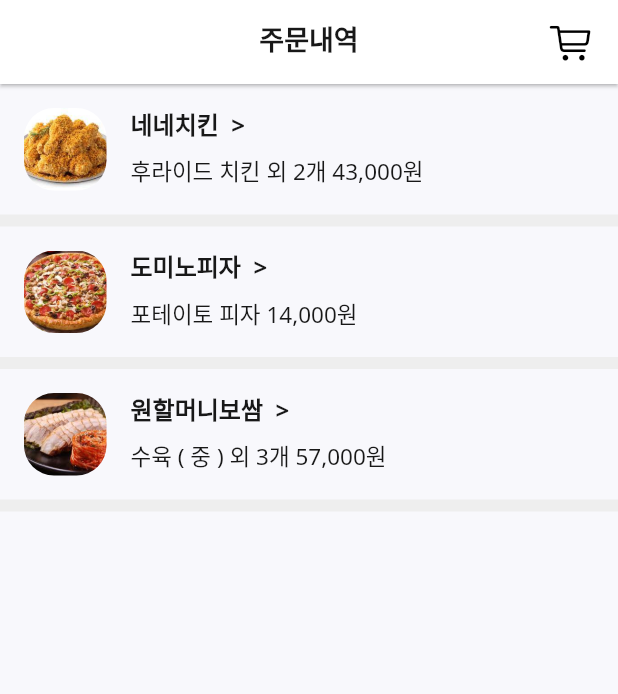
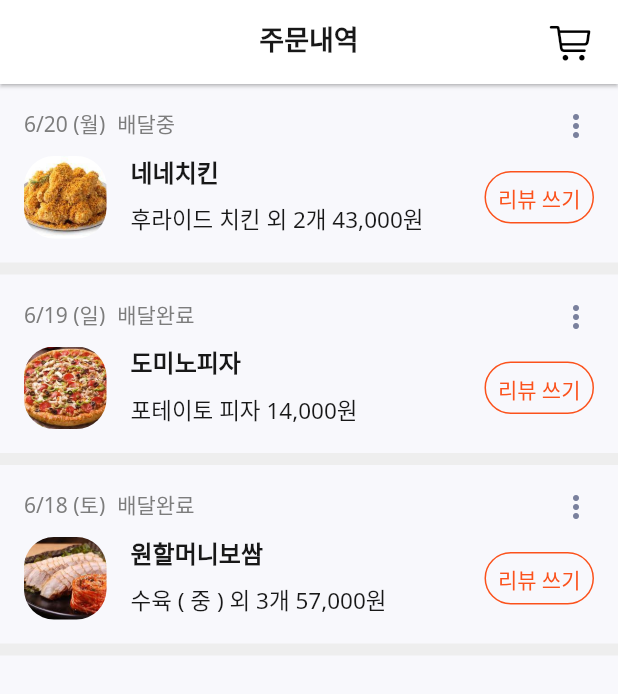
Before and after one commit to Sylar0012/final_project_beamin_app, a Flutter app: the OrderList screen opened directly, on a phone screen of 412 x 824 dp. Shown: the top 694 px of the screen. Run offline on Flutter 3.47's test engine with Material 2 defaults, Android fonts, the phone set to English and light mode, and no system bars; our stand-ins replace card_swiper, google_fonts.

Commit message:
order_list_page 수정
order_list_page 수정

```diff
--- /dev/null
+++ b/lib/view/pages/main/components/my_alert_dialog.dart
@@ -0,0 +1,65 @@
+import 'package:final_project_beamin_app/constants.dart';
+import 'package:final_project_beamin_app/theme.dart';
+
+import 'package:flutter/material.dart';
+import 'package:google_fonts/google_fonts.dart';
+
+class MyAlertDialog extends StatelessWidget {
+  const MyAlertDialog({Key? key}) : super(key: key);
+
+  @override
+  Widget build(BuildContext context) {
+    return IconButton(
+      padding: EdgeInsets.zero, // 패딩 설정
+      constraints: BoxConstraints(),
+      onPressed: () {
+        showDialog(
+            context: context,
+            barrierDismissible: true, // 바깥 영역 터치시 닫을지 여부
+            builder: (BuildContext context) {
+              return AlertDialog(
+                alignment: Alignment.bottomCenter,
+                insetPadding: EdgeInsets.zero, // 패딩 설정
+                actions: [
+                  Column(
+                    crossAxisAlignment: CrossAxisAlignment.stretch,
+                    children: [
+                      TextButton(
+                        child: Expanded(
+                          child: const Text(
+                            "가게보기",
+                            style: TextStyle(color: Colors.grey, fontSize: 16),
+                          ),
+                        ),
+                        onPressed: () {},
+                      ),
+                      TextButton(
+                        child: const Text(
+                          '주문내역 삭제',
+                          style: TextStyle(fontSize: 16, color: Colors.red),
+                        ),
+                        onPressed: () {},
+                      ),
+                      TextButton(
+                        child: const Text(
+                          '닫기',
+                          style: TextStyle(color: Colors.grey, fontSize: 16),
+                        ),
+                        onPressed: () {
+                          Navigator.of(context).pop();
+                        },
+                      ),
+                    ],
+                  ),
+                ],
+              );
+            });
+      },
+      icon: Icon(
+        Icons.more_vert_rounded,
+        size: 24,
+        color: kMenuIconColor,
+      ),
+    );
+  }
+}
--- a/lib/view/pages/main/order_list/order_list.dart
+++ b/lib/view/pages/main/order_list/order_list.dart
@@ -1,5 +1,7 @@
+import 'package:final_project_beamin_app/constants.dart';
 import 'package:final_project_beamin_app/size.dart';
 import 'package:final_project_beamin_app/theme.dart';
+import 'package:final_project_beamin_app/view/pages/main/components/my_alert_dialog.dart';
 import 'package:flutter/cupertino.dart';
 import 'package:flutter/material.dart';
 
@@ -12,9 +14,9 @@
       appBar: _buildAppBar(),
       body: Column(
         children: [
-          _bulidStore(context, "치킨", "네네치킨", "후라이드 치킨 외 2개 43,000원"),
-          _bulidStore(context, "피자", "도미노피자", "포테이토 피자 14,000원"),
-          _bulidStore(context, "보쌈", "원할머니보쌈", "수육 ( 중 ) 외 3개 57,000원"),
+          _bulidStore(context, "6/20 (월)", "배달중", "치킨", "네네치킨", "후라이드 치킨 외 2개 43,000원"),
+          _bulidStore(context, "6/19 (일)", "배달완료", "피자", "도미노피자", "포테이토 피자 14,000원"),
+          _bulidStore(context, "6/18 (토)", "배달완료", "보쌈", "원할머니보쌈", "수육 ( 중 ) 외 3개 57,000원"),
         ],
       ),
     );
@@ -45,16 +47,40 @@
   }
 }
 
-Widget _bulidStore(BuildContext context, String img, String storeName, String order) {
-  return InkWell(
-    onTap: () {
-      //Navigator.push(context, MaterialPageRoute(builder: (context) => StoreDetail()));
-    },
-    child: Column(
+Widget _bulidStore(BuildContext context, String orderDay, String ordeyState, String img, String storeName, String order) {
+  return Column(
     children: [
       Padding(
         padding: const EdgeInsets.all(gap_s),
+        child: Column(
+          crossAxisAlignment: CrossAxisAlignment.start,
+          children: [
+            Row(
+              mainAxisAlignment: MainAxisAlignment.spaceBetween,
+              children: [
+                Container(
                   child: Row(
+                    children: [
+                      Text(
+                        "${orderDay}",
+                        style: textTheme().bodyText2,
+                      ),
+                      SizedBox(width: gap_xs),
+                      Text(
+                        "${ordeyState}",
+                        style: textTheme().bodyText2,
+                      ),
+                    ],
+                  ),
+                ),
+                MyAlertDialog(),
+              ],
+            ),
+            SizedBox(height: gap_xs),
+            Row(
+              mainAxisAlignment: MainAxisAlignment.spaceBetween,
+              children: [
+                Row(
                   children: [
                     ClipRRect(
                       borderRadius: BorderRadius.circular(20),
@@ -72,7 +98,7 @@
                         Row(
                           children: [
                             Text(
-                        "${storeName}  >",
+                              "${storeName}",
                               style: textTheme().headline2,
                             ),
                           ],
@@ -86,9 +112,29 @@
                     ),
                   ],
                 ),
+                Container(
+                  height: 35,
+                  decoration: BoxDecoration(
+                    borderRadius: BorderRadius.circular(20),
+                    border: Border.all(color: kMainColor),
+                  ),
+                  child: TextButton(
+                    style: ButtonStyle(
+                      alignment: Alignment.bottomCenter,
+                    ),
+                    onPressed: () {},
+                    child: Text(
+                      '리뷰 쓰기',
+                      style: TextStyle(color: kMainColor, fontSize: 14, height: 0.8),
+                    ),
+                  ),
+                ),
+              ],
+            ),
+          ],
+        ),
       ),
       Container(color: Colors.grey[200], height: gap_xs),
     ],
-    ),
   );
 }
```
Lines whose indentation alone changed are shown as unchanged.
